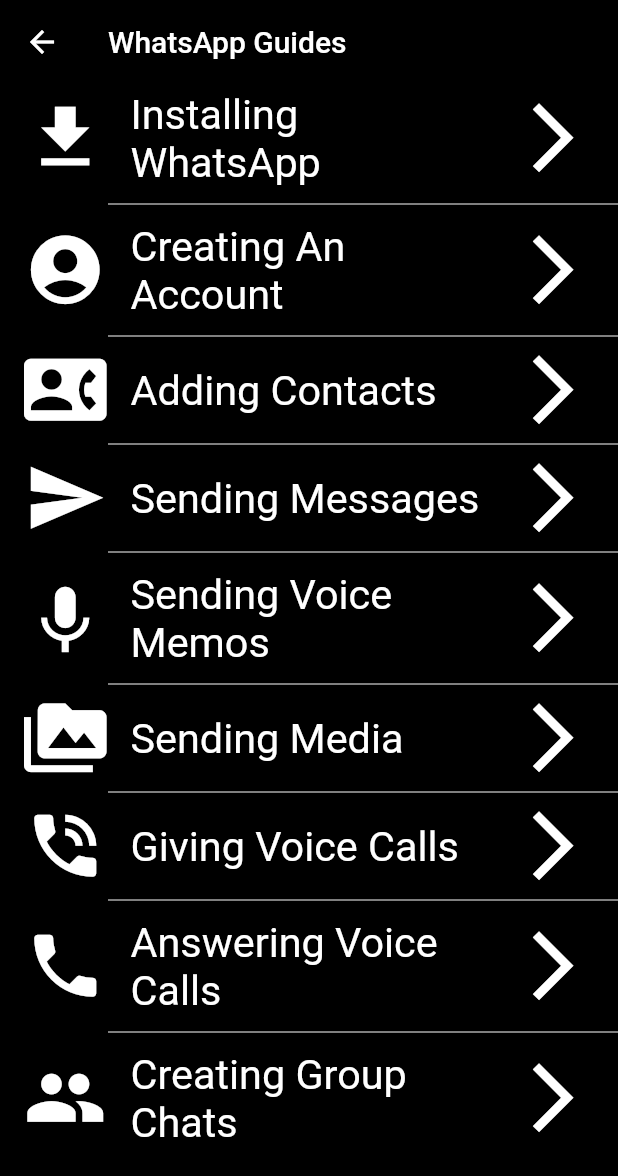
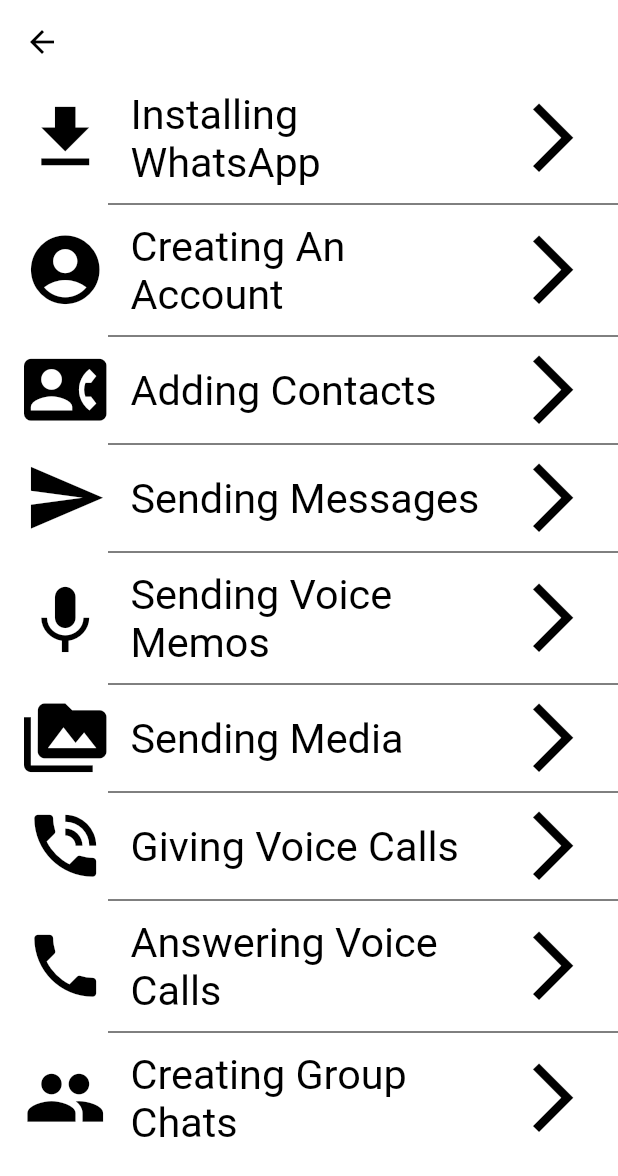
Before and after one commit to daveanonuevo/learntechv2, a Flutter app: the TopicSelect screen opened directly, on a phone screen of 412 x 824 dp. Shown: the top 1176 px of the screen. Run offline on Flutter 3.47's test engine with Material 2 defaults, Android fonts, the phone set to English and light mode, and no system bars.

Commit message:
Fix UTF8 Issue and SnackBar Issue xdd reverse colours too

```diff
--- a/lib/UI/SideBar/contactUs.dart
+++ b/lib/UI/SideBar/contactUs.dart
@@ -196,7 +196,7 @@ Future<String> apiRequest(String url, String jsonMap) async {
   request.headers.set('content-type', 'application/json');
   request.add(utf8.encode(jsonMap));
   HttpClientResponse response = await request.close();
-  String reply = utf8.decoder.bind(response).toString();
+  String reply = await utf8.decoder.bind(response).join();
   httpClient.close();
   return reply;
 }
--- a/lib/UI/sidebar.dart
+++ b/lib/UI/sidebar.dart
@@ -29,6 +29,7 @@ class SideBar extends StatelessWidget {
 //                "Settings",
 //                textAlign: TextAlign.left,
 //                style: new TextStyle(fontSize: 25.0),
+//              ),
 //              ),
 //              onTap: () => Navigator.of(context)
 //                  .push(MaterialPageRoute(builder: (context) => Settings()))),
--- a/lib/WhatsApp/displayTopic.dart
+++ b/lib/WhatsApp/displayTopic.dart
@@ -22,11 +22,12 @@ class _DisplayTopicState extends State<DisplayTopic> {
   Widget build(BuildContext context) {
     print(widget.topic.topicInfo);
     return Scaffold(
-      backgroundColor: Colors.black38,
+      backgroundColor: Colors.white,
       appBar: AppBar(
-        backgroundColor: Colors.black12,
+        backgroundColor: Colors.white,
         title: Text(
             widget.topic.topicName,
+          style: TextStyle(color: Colors.black),
           ),
       ),
       body: ListView(
--- a/lib/WhatsApp/topicList.dart
+++ b/lib/WhatsApp/topicList.dart
@@ -16,12 +16,12 @@ class ModuleTopic {
     TextStyle _localStyle = TextStyle(
       fontFamily: "san francisco",
       fontSize: 35.0,
-      color: Colors.white,
+      color: Colors.black,
     );
     TextStyle _localSub = TextStyle(
       fontFamily: "roboto",
       fontSize: 25.0,
-      color: Colors.white,
+      color: Colors.black26,
     );
 
     String strPlat = (Platform.isAndroid
@@ -411,7 +411,7 @@ class DivideLine extends StatelessWidget {
             border: Border(
               bottom: createBorderSide(
                 context,
-                color: Colors.white,
+                color: Colors.black45,
               ),
             ),
           ),
--- a/lib/WhatsApp/topicSelect.dart
+++ b/lib/WhatsApp/topicSelect.dart
@@ -18,7 +18,7 @@ class _TopicSelectState extends State<TopicSelect> {
   @override
   Widget build(BuildContext context) {
     return Scaffold(
-      backgroundColor: Colors.black,
+      backgroundColor: Colors.white,
       body: Stack(
         fit: StackFit.expand,
         children: <Widget>[
@@ -26,13 +26,13 @@ class _TopicSelectState extends State<TopicSelect> {
             child: BackdropFilter(
               filter: ImageFilter.blur(sigmaX: 4.0, sigmaY: 4.0),
               child: Scaffold(
-                backgroundColor: Colors.black38,
+                backgroundColor: Colors.white,
                 appBar: AppBar(
                   title: Text(widget.selectedTopic == "WhatsApp"
                       ? AppLocalizations.of(context).waTitle1Trans
                       : AppLocalizations.of(context).safeTitle2Trans),
                   leading: IconButton(
-                    icon: Icon(Icons.arrow_back),
+                    icon: Icon(Icons.arrow_back, color: Colors.black,),
                     onPressed: () => Navigator.pop(context, false),
                   ),
                   backgroundColor: Colors.transparent,
@@ -40,7 +40,7 @@ class _TopicSelectState extends State<TopicSelect> {
                 ),
                 body: ListView.separated(
                   separatorBuilder: (context, index) => Divider(
-                    color: Colors.white,
+                    color: Colors.black,
                     indent: 72,
                   ),
                   itemCount:
@@ -102,13 +102,13 @@ class WhatsAppTopicCards extends StatelessWidget {
         trailing: Icon(
           Icons.arrow_forward_ios,
           size: 55,
-          color: Colors.white,
+          color: Colors.black,
         ),
         title: Text(
           topic.topicName,
-          style: TextStyle(color: Colors.white, fontSize: 27.6),
+          style: TextStyle(color: Colors.black, fontSize: 27.6),
         ),
-        leading: Icon(topic.icon, size: 55, color: Colors.white),
+        leading: Icon(topic.icon, size: 55, color: Colors.black),
       ),
     );
   }
```
Also changed, not shown: pubspec.lock.
